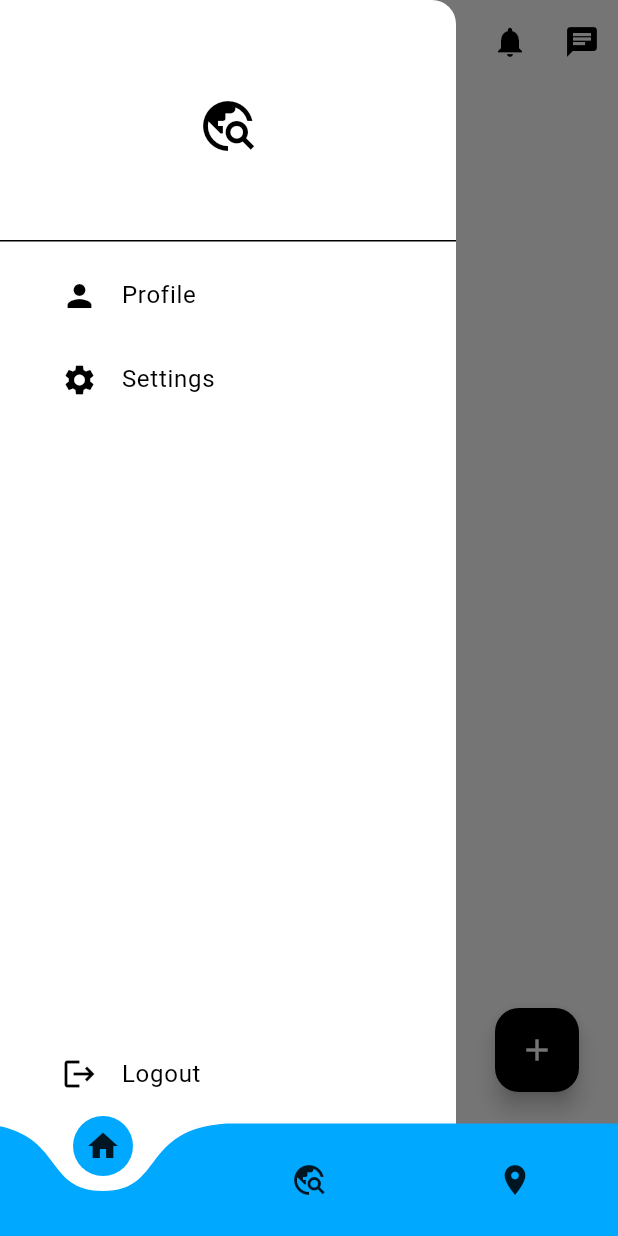
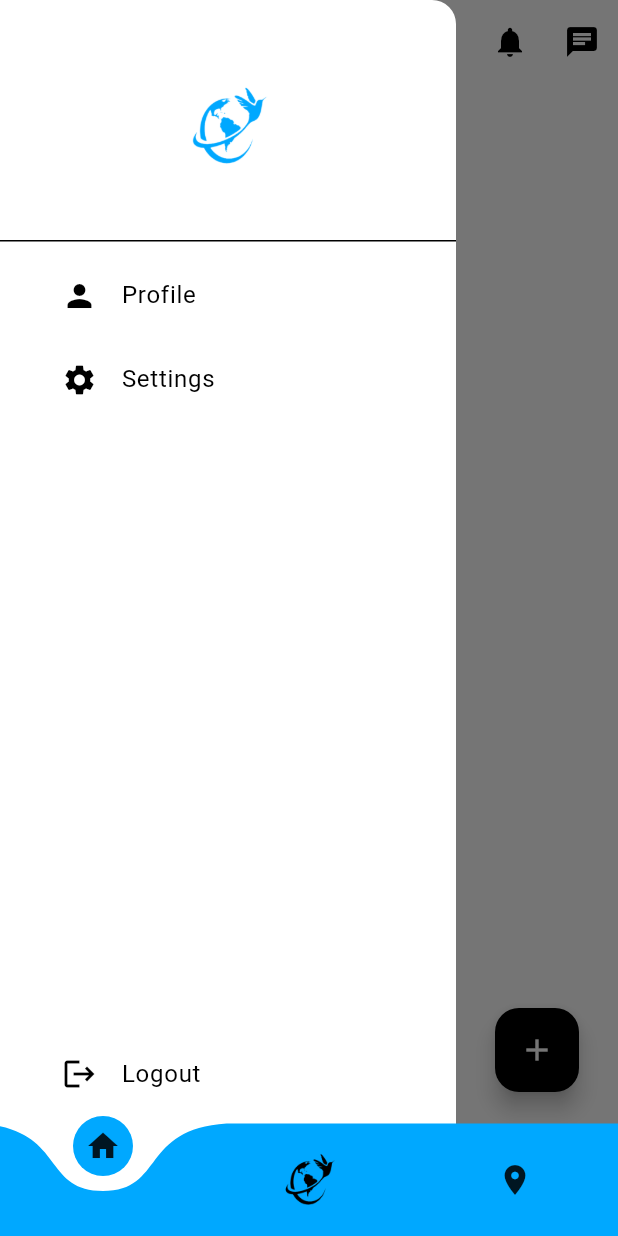
Before and after one commit to codewithmirza/Connect, a Flutter app: the screen it shows once a user with an empty profile is signed in, with the side drawer open, on a phone screen of 412 x 824 dp. Run offline on Flutter 3.47's test engine with Material 3 defaults, Android fonts, the phone set to English and light mode, and no system bars; drawn by our look-alikes of curved_navigation_bar; our stand-ins replace cloud_firestore, firebase_auth, firebase_core, firebase_storage, geolocator, google_maps_flutter and 2 more; missing offline and left inert: flutter_webrtc; accounts and stored records are empty.

Commit message:
27/2/2024 10:14 PM

```diff
--- a/lib/components/my_drawer.dart
+++ b/lib/components/my_drawer.dart
@@ -22,12 +22,13 @@ class MyDrawer extends StatelessWidget {
           Column(
             children: [
               // Logo
-              const DrawerHeader(
+               DrawerHeader(
                 child: Center(
-                  child: Icon(
-                    Icons.travel_explore,
-                    color: Colors.black,
-                    size: 40,
+                  child: Image.asset(
+                    "assets/images/connect-icon.png",
+                    width: 60,
+                    height: 60,
+                    color: const Color(0xFF00A8FF),
                   ),
                 ),
               ),
--- a/lib/pages/home_page.dart
+++ b/lib/pages/home_page.dart
@@ -29,9 +29,14 @@ class _HomePageState extends State<HomePage> {
         backgroundColor: Colors.transparent,
         color: const Color(0xFF00A8FF),
         animationDuration: const Duration(milliseconds: 300),
-        items: const [
+        items: [
           Icon(Icons.home),
-          Icon(Icons.travel_explore),
+          Image.asset(
+            "assets/images/connect-icon.png",
+            width: 40,
+            height: 40,
+            color: Theme.of(context).colorScheme.primary,
+          ),
           Icon(Icons.location_on),
         ],
         onTap: (index) {
```
